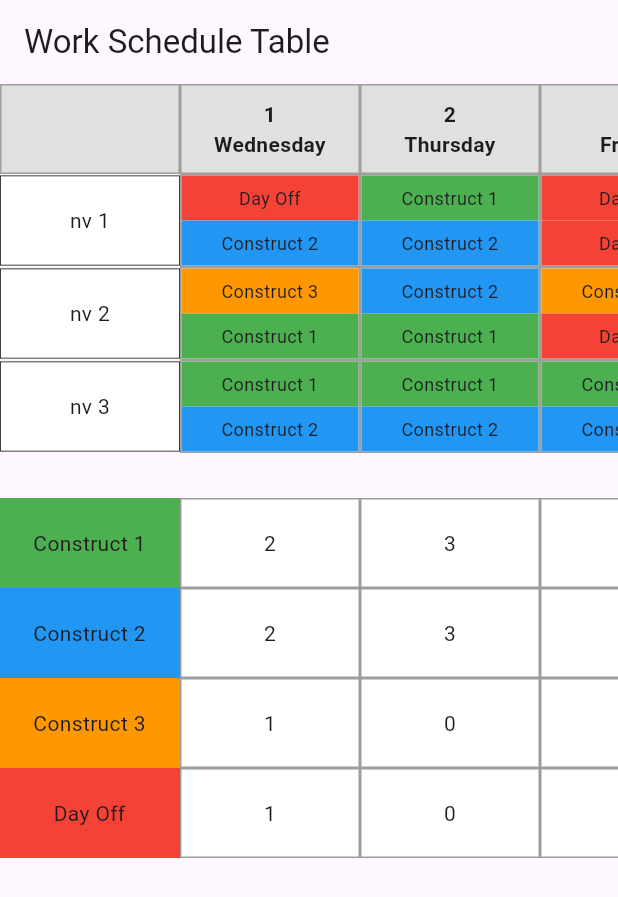
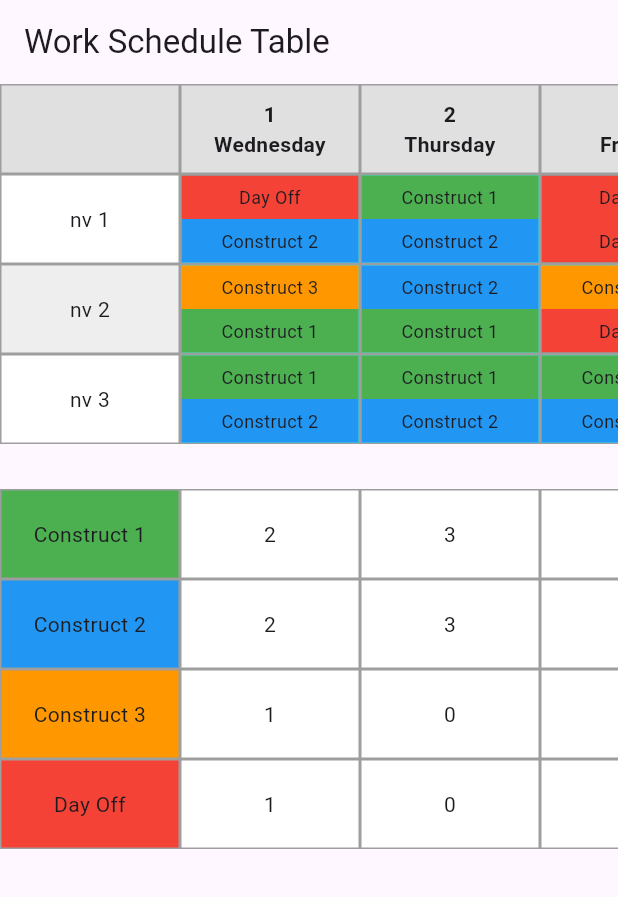
Before and after one commit to minh-dai/table_example, a Flutter app: the screen it shows after launch, on a phone screen of 412 x 824 dp. Shown: the top 897 px of the screen. Run offline on Flutter 3.47's test engine with Material 3 defaults, Android fonts, the phone set to English and light mode, and no system bars.

Commit message:
fix first colum

```diff
--- a/lib/WorkScheduleTable.dart
+++ b/lib/WorkScheduleTable.dart
@@ -30,20 +30,47 @@ class _WorkScheduleTableState extends State<WorkScheduleTable> {
       appBar: AppBar(
         title: const Text('Work Schedule Table'),
       ),
-      body: SingleChildScrollView(
+      body: Row(
+        children: [
+          // Cột cố định (tên nhân viên và work site)
+          Column(
+            children: [
+              _buildCell('', isHeader: true),
+              // Header cột đầu tiên
+              ...widget.employees.asMap().entries.map((entry) {
+                final index = entry.key;
+                final employee = entry.value;
+                final isOdd = index % 2 != 0; // Kiểm tra hàng lẻ
+                return _buildCell(
+                  employee.name,
+                  isHeader: false,
+                  color: isOdd ? Colors.grey[200] : Colors.white,
+                );
+              }).toList(),
+              const SizedBox(height: 30),
+              // Khoảng cách giữa phần nhân viên và work site
+              ...widget.workSites.map((workSite) {
+                return _buildCell(workSite.name,
+                    isHeader: false, color: workSite.color);
+              }).toList(),
+            ],
+          ),
+          // Bảng cuộn ngang
+          Expanded(
+            child: SingleChildScrollView(
               scrollDirection: Axis.horizontal,
               child: Column(
                 children: [
-            // Header row
+                  // Header row (không chứa cột đầu tiên)
                   Row(
                     children: [
-                _buildCell('', isHeader: true),
                       ...List.generate(
                         daysInMonth,
                         (index) {
                           final date = DateTime(2025, 1, index + 1);
                           final dayOfWeek = DateFormat('EEEE').format(date);
-                    final isWeekend = date.weekday == DateTime.saturday || date.weekday == DateTime.sunday;
+                          final isWeekend = date.weekday == DateTime.saturday ||
+                              date.weekday == DateTime.sunday;
                           return _buildCell(
                             '${index + 1}\n$dayOfWeek',
                             isHeader: true,
@@ -54,40 +81,35 @@ class _WorkScheduleTableState extends State<WorkScheduleTable> {
                       _buildCell('Tổng', isHeader: true),
                     ],
                   ),
-            // Employee rows
+                  // Employee rows (không chứa cột đầu tiên)
                   ...widget.employees.asMap().entries.map((entry) {
-              const border = Border(
-                top: BorderSide(color: Colors.black, width: 0.5),
-                left: BorderSide(color: Colors.black, width: 0.5),
-                right: BorderSide(color: Colors.black, width: 0.5),
-                bottom: BorderSide(color: Colors.black, width: 0.5),
-              );
+                    final index = entry.key;
+                    final employee = entry.value;
+                    final isOdd = index % 2 != 0; // Kiểm tra hàng lẻ
+                    final rowColor = isOdd ? Colors.grey[200] : Colors.white;
                     return Row(
                       children: [
-                  _buildCell(entry.value.name, isHeader: false, border: border),
                         ...List.generate(
                           daysInMonth,
                           (dayIndex) => _buildMultiLineCell(
-                      _getWorkSchedules(entry.value.id, dayIndex + 1),
+                            _getWorkSchedules(employee.id, dayIndex + 1),
                           ),
+                        ).map(
+                            (cell) => Container(color: rowColor, child: cell)),
+                        _buildCell(
+                          _getEmployeeTotal(employee.id),
+                          isHeader: false,
+                          color: rowColor,
                         ),
-                  _buildCell(_getEmployeeTotal(entry.value.id),
-                      isHeader: false, border: border),
                       ],
                     );
                   }).toList(),
-
                   const SizedBox(height: 30),
-            // WorkSite rows
+                  // Khoảng cách giữa nhân viên và work site
+                  // WorkSite rows (không chứa cột đầu tiên)
                   ...widget.workSites.map((workSite) {
-              const border = Border(
-                top: BorderSide(color: Colors.transparent, width: 0),
-                right: BorderSide(color: Colors.transparent, width: 0.5),
-              );
                     return Row(
                       children: [
-                  _buildCell(workSite.name,
-                      isHeader: false, color: workSite.color, border: border),
                         ...List.generate(
                           daysInMonth,
                           (dayIndex) => _buildCell(
@@ -95,13 +117,18 @@ class _WorkScheduleTableState extends State<WorkScheduleTable> {
                             isHeader: false,
                           ),
                         ),
-                  _buildCell(_getWorkSiteTotalById(workSite.id),
-                      isHeader: false),
+                        _buildCell(
+                          _getWorkSiteTotalById(workSite.id),
+                          isHeader: false,
+                        ),
                       ],
                     );
                   }).toList(),
                 ],
               ),
+            ),
+          ),
+        ],
       ),
     );
   }
@@ -124,7 +151,6 @@ class _WorkScheduleTableState extends State<WorkScheduleTable> {
 
     return '$days day, $remainingHours hour';
   }
-
 
   // Tính tổng số lần làm việc tại WorkSite trong ngày
   String _getWorkSiteDailyTotal(int workSiteId, int day) {
@@ -150,14 +176,13 @@ class _WorkScheduleTableState extends State<WorkScheduleTable> {
     return Container(
       decoration: BoxDecoration(
         border: Border.all(color: Colors.grey),
-        color: Colors.white,
+        color: Colors.cyanAccent,
       ),
       width: 120,
+      height: 60, // Đặt chiều cao cố định cho toàn ô
       child: schedules.isEmpty
           ? _buildCell("", border: Border.all(color: Colors.transparent))
           : Column(
-              mainAxisAlignment: MainAxisAlignment.start,
-              crossAxisAlignment: CrossAxisAlignment.start,
               children: [
                 ..._buildShiftCells(schedules, Shift.first),
                 ..._buildShiftCells(schedules, Shift.second),
@@ -170,35 +195,40 @@ class _WorkScheduleTableState extends State<WorkScheduleTable> {
     final shiftSchedules =
         schedules.where((schedule) => schedule.shift == shift).toList();
 
+    // Nếu không có ca nào, trả về một hàng trống
     if (shiftSchedules.isEmpty) {
       return [
-        Container(
-          height: 30,
+        Expanded(
+          child: Container(
             width: 120,
             color: Colors.transparent,
             alignment: Alignment.center,
             child: const Text(
-            "",
+              "", // Hiển thị ô trống
               style: TextStyle(fontSize: 12),
+            ),
           ),
         ),
       ];
     }
 
+    // Nếu có lịch làm việc trong ca
     return shiftSchedules.map((schedule) {
       final workSite = widget.workSites.firstWhere(
         (site) => site.id == schedule.workSiteId,
-          orElse: () => WorkSite(id: 0, name: '', color: Colors.transparent));
+        orElse: () => WorkSite(id: 0, name: '', color: Colors.transparent),
+      );
 
-      return Container(
-        height: 30,
+      return Expanded(
+        child: Container(
           width: 120,
-        color: workSite.color,
+          color: workSite.color, // Màu nền từ WorkSite
           alignment: Alignment.center,
           child: Text(
-          workSite.name,
+            workSite.name, // Tên địa điểm làm việc
             textAlign: TextAlign.center,
             style: const TextStyle(fontSize: 12),
+          ),
         ),
       );
     }).toList();
```
Lines whose indentation alone changed are shown as unchanged.
